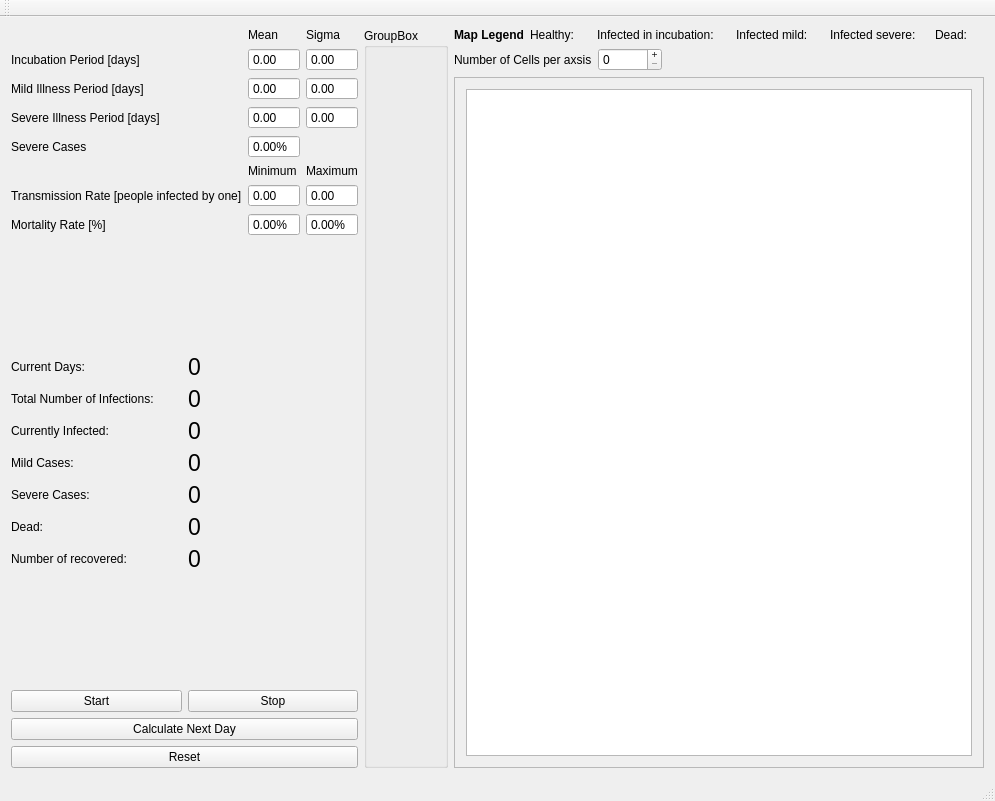
This is mainwindow.ui in Rufledore/Game_Of_Life as Qt 5 draws it before an edit. The edited form follows.
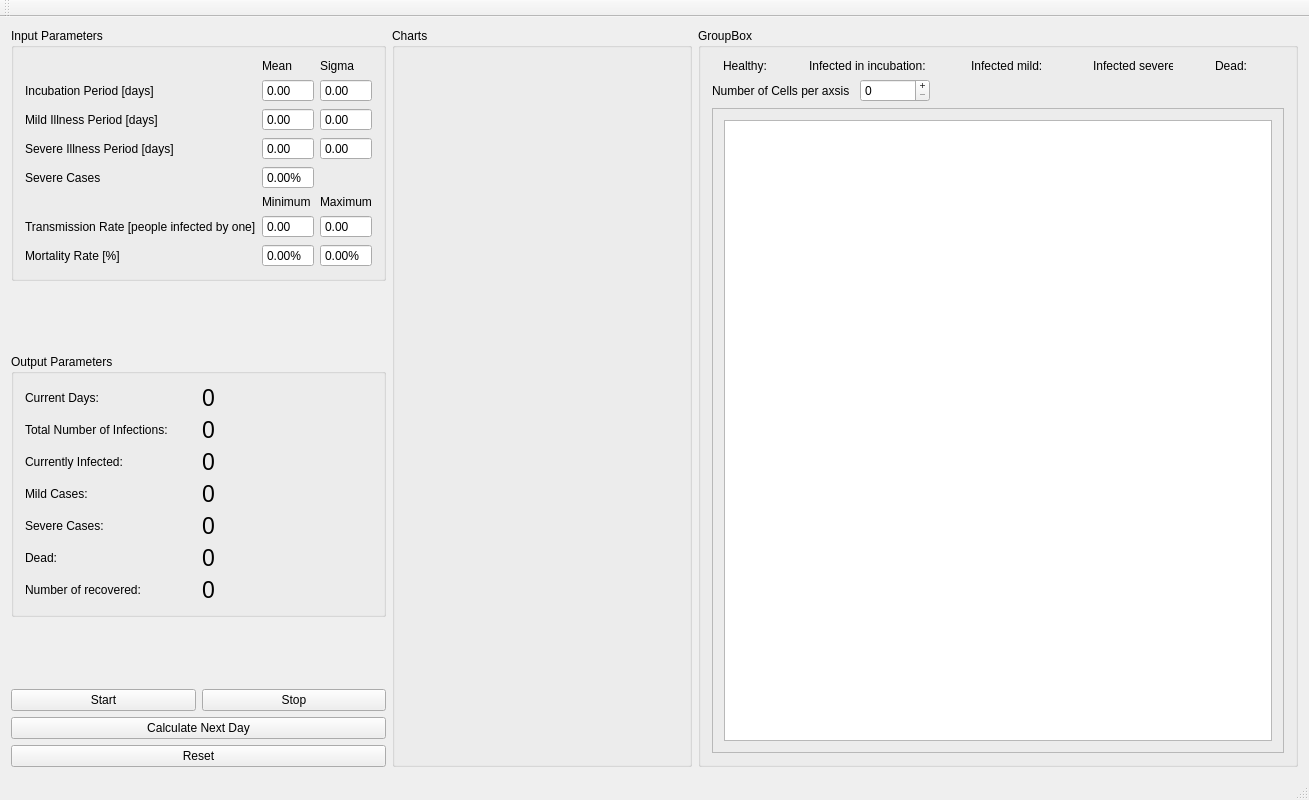
This is the edited form. Icons and pictures are not drawn. Custom widgets are drawn as their Qt base class.

Commit message: Added all necessary types of charts. GUI is fixed and looks acceptable.

```diff
--- a/mainwindow.ui
+++ b/mainwindow.ui
@@ -6,18 +6,24 @@
    <rect>
     <x>0</x>
     <y>0</y>
-    <width>995</width>
-    <height>801</height>
+    <width>1288</width>
+    <height>800</height>
    </rect>
   </property>
   <property name="windowTitle">
    <string>MainWindow</string>
   </property>
   <widget class="QWidget" name="centralWidget">
-   <layout class="QHBoxLayout" name="horizontalLayout_17" stretch="1,2,4">
+   <layout class="QHBoxLayout" name="horizontalLayout_17">
     <item>
      <layout class="QVBoxLayout" name="verticalLayout_3">
       <item>
+       <widget class="QGroupBox" name="groupBox_2">
+        <property name="title">
+         <string>Input Parameters</string>
+        </property>
+        <layout class="QGridLayout" name="gridLayout_4">
+         <item row="0" column="0">
        <layout class="QGridLayout" name="gridLayout_3" rowstretch="0,0,0,0,0,0,0,0,0,0" columnstretch="0,0,0,0" rowminimumheight="0,0,1,1,1,1,1,0,1,1">
         <item row="3" column="0">
          <widget class="QLabel" name="label_illnessPeriod">
@@ -275,6 +281,9 @@
         </item>
        </layout>
       </item>
+        </layout>
+       </widget>
+      </item>
       <item>
        <spacer name="verticalSpacer">
         <property name="orientation">
@@ -289,6 +298,12 @@
        </spacer>
       </item>
       <item>
+       <widget class="QGroupBox" name="groupBox_3">
+        <property name="title">
+         <string>Output Parameters</string>
+        </property>
+        <layout class="QGridLayout" name="gridLayout_5">
+         <item row="0" column="0">
        <layout class="QHBoxLayout" name="horizontalLayout_4">
         <item>
          <widget class="QLabel" name="label_9">
@@ -311,7 +326,7 @@
         </item>
        </layout>
       </item>
-      <item>
+         <item row="1" column="0">
        <layout class="QHBoxLayout" name="horizontalLayout_7">
         <item>
          <widget class="QLabel" name="label_15">
@@ -334,7 +349,7 @@
         </item>
        </layout>
       </item>
-      <item>
+         <item row="2" column="0">
        <layout class="QHBoxLayout" name="horizontalLayout">
         <item>
          <widget class="QLabel" name="label">
@@ -357,7 +372,7 @@
         </item>
        </layout>
       </item>
-      <item>
+         <item row="3" column="0">
        <layout class="QHBoxLayout" name="horizontalLayout_2">
         <item>
          <widget class="QLabel" name="label_12">
@@ -380,7 +395,7 @@
         </item>
        </layout>
       </item>
-      <item>
+         <item row="4" column="0">
        <layout class="QHBoxLayout" name="horizontalLayout_5">
         <item>
          <widget class="QLabel" name="label_13">
@@ -403,7 +418,7 @@
         </item>
        </layout>
       </item>
-      <item>
+         <item row="5" column="0">
        <layout class="QHBoxLayout" name="horizontalLayout_3">
         <item>
          <widget class="QLabel" name="label_8">
@@ -426,7 +441,7 @@
         </item>
        </layout>
       </item>
-      <item>
+         <item row="6" column="0">
        <layout class="QHBoxLayout" name="horizontalLayout_6">
         <item>
          <widget class="QLabel" name="label_14">
@@ -449,6 +464,9 @@
         </item>
        </layout>
       </item>
+        </layout>
+       </widget>
+      </item>
       <item>
        <spacer name="verticalSpacer_2">
         <property name="orientation">
@@ -502,50 +520,75 @@
     </item>
     <item>
      <widget class="QGroupBox" name="groupBox">
+      <property name="minimumSize">
+       <size>
+        <width>300</width>
+        <height>0</height>
+       </size>
+      </property>
       <property name="title">
-       <string>GroupBox</string>
+       <string>Charts</string>
       </property>
-      <layout class="QGridLayout" name="gridLayout">
-       <item row="0" column="0">
-        <widget class="QChartView" name="widget_chartCurrentlyInfected" native="true"/>
-       </item>
+      <layout class="QGridLayout" name="gridLayout" columnstretch="0" columnminimumwidth="0">
        <item row="1" column="0">
-        <widget class="QChartView" name="widget_chartDailyInfections" native="true"/>
-       </item>
-       <item row="2" column="0">
         <widget class="QChartView" name="widget_chartTotalParameters" native="true"/>
        </item>
+       <item row="0" column="0">
+        <widget class="QChartView" name="widget_chartCurrentlyInfected" native="true"/>
+       </item>
       </layout>
      </widget>
     </item>
     <item>
+     <widget class="QGroupBox" name="groupBox_4">
+      <property name="minimumSize">
+       <size>
+        <width>600</width>
+        <height>0</height>
+       </size>
+      </property>
+      <property name="sizeIncrement">
+       <size>
+        <width>0</width>
+        <height>0</height>
+       </size>
+      </property>
+      <property name="title">
+       <string>GroupBox</string>
+      </property>
+      <layout class="QGridLayout" name="gridLayout_6">
+       <item row="0" column="0">
      <layout class="QVBoxLayout" name="verticalLayout_2">
       <item>
-       <layout class="QHBoxLayout" name="horizontalLayout_16" stretch="1,1,1,1,1,1">
+          <layout class="QHBoxLayout" name="horizontalLayout_16" stretch="1,1,1,1,1">
         <property name="spacing">
-         <number>6</number>
+            <number>0</number>
+           </property>
+           <property name="sizeConstraint">
+            <enum>QLayout::SetMaximumSize</enum>
+           </property>
+           <property name="leftMargin">
+            <number>0</number>
+           </property>
+           <property name="topMargin">
+            <number>0</number>
         </property>
         <property name="bottomMargin">
          <number>0</number>
         </property>
-        <item>
-         <widget class="QLabel" name="label_29">
-          <property name="font">
-           <font>
-            <pointsize>9</pointsize>
-            <weight>75</weight>
-            <bold>true</bold>
-           </font>
-          </property>
-          <property name="text">
-           <string>Map Legend</string>
-          </property>
-         </widget>
-        </item>
         <item>
          <layout class="QHBoxLayout" name="horizontalLayout_10">
+             <property name="rightMargin">
+              <number>5</number>
+             </property>
           <item>
            <widget class="QLabel" name="label_17">
+               <property name="maximumSize">
+                <size>
+                 <width>44</width>
+                 <height>16777215</height>
+                </size>
+               </property>
             <property name="text">
              <string>Healthy: </string>
             </property>
@@ -571,8 +614,17 @@
         </item>
         <item>
          <layout class="QHBoxLayout" name="horizontalLayout_11">
+             <property name="rightMargin">
+              <number>5</number>
+             </property>
           <item>
            <widget class="QLabel" name="label_19">
+               <property name="maximumSize">
+                <size>
+                 <width>120</width>
+                 <height>16777215</height>
+                </size>
+               </property>
             <property name="text">
              <string>Infected in incubation: </string>
             </property>
@@ -598,8 +650,17 @@
         </item>
         <item>
          <layout class="QHBoxLayout" name="horizontalLayout_12">
+             <property name="rightMargin">
+              <number>5</number>
+             </property>
           <item>
            <widget class="QLabel" name="label_21">
+               <property name="maximumSize">
+                <size>
+                 <width>80</width>
+                 <height>16777215</height>
+                </size>
+               </property>
             <property name="text">
              <string>Infected mild: </string>
             </property>
@@ -625,8 +686,17 @@
         </item>
         <item>
          <layout class="QHBoxLayout" name="horizontalLayout_13">
+             <property name="rightMargin">
+              <number>5</number>
+             </property>
           <item>
            <widget class="QLabel" name="label_23">
+               <property name="maximumSize">
+                <size>
+                 <width>80</width>
+                 <height>16777215</height>
+                </size>
+               </property>
             <property name="text">
              <string>Infected severe:</string>
             </property>
@@ -652,8 +722,17 @@
         </item>
         <item>
          <layout class="QHBoxLayout" name="horizontalLayout_15">
+             <property name="sizeConstraint">
+              <enum>QLayout::SetFixedSize</enum>
+             </property>
           <item>
            <widget class="QLabel" name="label_27">
+               <property name="maximumSize">
+                <size>
+                 <width>32</width>
+                 <height>16777215</height>
+                </size>
+               </property>
             <property name="text">
              <string>Dead: </string>
             </property>
@@ -729,6 +808,9 @@
     </item>
    </layout>
   </widget>
+    </item>
+   </layout>
+  </widget>
   <widget class="QMenuBar" name="menuBar">
    <property name="geometry">
     <rect>
```
Left out of the diff: 8 changed lines with no effect on the pictures. Lines whose indentation alone changed are shown as unchanged. The commit also changes 2 other files.
